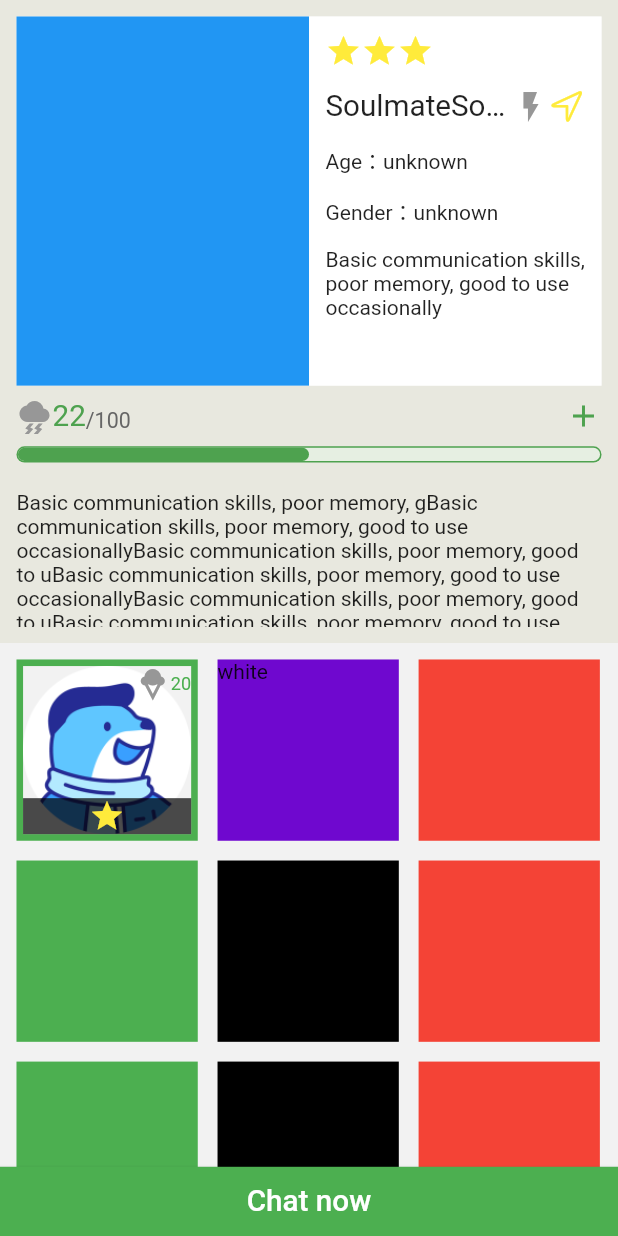
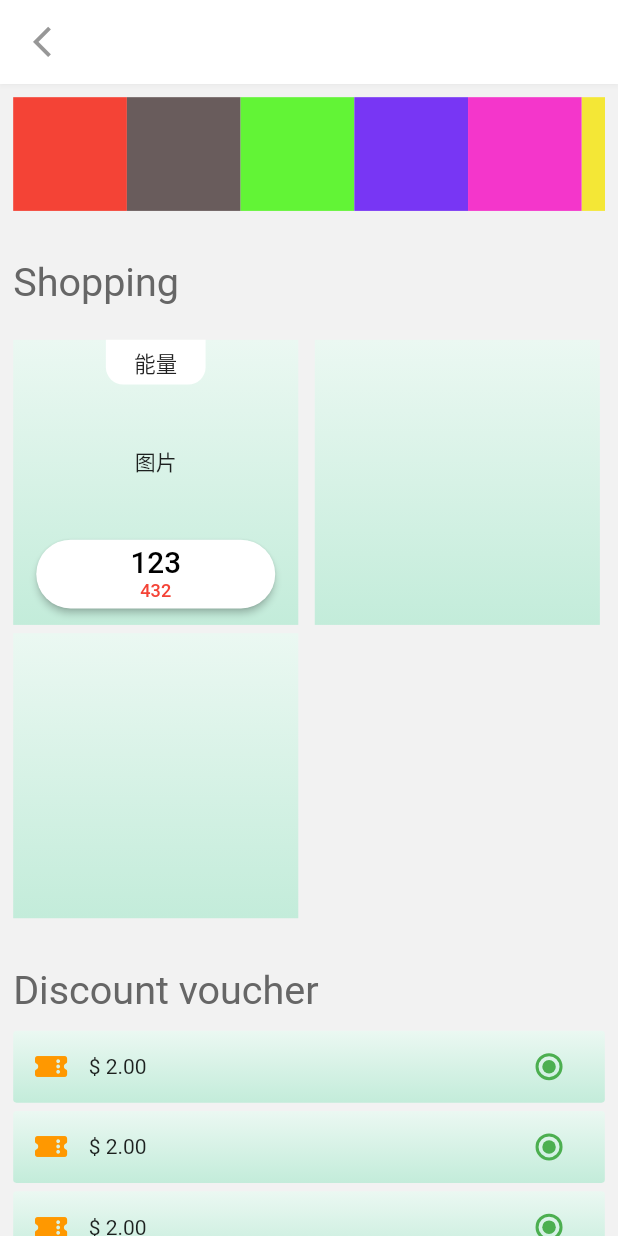
Before and after one commit to soulmateelf/flutter_soulmateelf, a Flutter app: the HomePage widget shown alone on an empty page, opened directly, after a tap on "white", on a phone screen of 412 x 824 dp. Run offline on Flutter 3.47's test engine with Material 2 defaults, Android fonts, the phone set to English and light mode, and no system bars; drawn by our look-alikes of percent_indicator, pull_to_refresh; our stand-ins replace adaptive_dialog, connectivity_plus, dio, flutter_bloc, flutter_easyloading, flutter_keyboard_visibility and 9 more; missing offline and left inert: dart:ffi, flutter_form_bloc, form_bloc; accounts and stored records are empty; statements that could not run were skipped.

Commit message:
'充值'

```diff
--- a/lib/utils/core/route.dart
+++ b/lib/utils/core/route.dart
@@ -1,7 +1,7 @@
 /*
  * @Date: 2023-04-10 09:35:33
  * @LastEditors: Wws wuwensheng@donganyun.com
- * @LastEditTime: 2023-04-16 11:08:59
+ * @LastEditTime: 2023-04-16 13:36:28
  * @FilePath: \soulmate\lib\utils\core\route.dart
  */
 import 'package:flutter_soulmateelf/views/base/continue/view.dart';
@@ -16,6 +16,7 @@ import 'package:flutter_soulmateelf/views/main/deactivate/view.dart';
 import 'package:flutter_soulmateelf/views/main/discount/view.dart';
 import 'package:flutter_soulmateelf/views/main/privacyPolicy/view.dart';
 import 'package:flutter_soulmateelf/views/main/purchaseHistory/view.dart';
+import 'package:flutter_soulmateelf/views/main/recharge/view.dart';
 import 'package:flutter_soulmateelf/views/main/sendFeedback/view.dart';
 import 'package:flutter_soulmateelf/views/main/settings/view.dart';
 import 'package:flutter_soulmateelf/views/main/termsOfService/view.dart';
@@ -58,6 +59,7 @@ class AppRoute {
     GetPage(name: '/updateNickname', page: ()=>UpdateNicknamePage()), /// 修改昵称
     GetPage(name: '/privacyPolicy', page: ()=>PrivacyPolicyPage()), /// 隐私政策
     GetPage(name: '/termsOfService', page: ()=>TermsOfServicePage()), /// 服务条款
+    GetPage(name: '/recharge', page:()=>RechargePage()), /// 充值
     /// text
     GetPage(name: '/textToSpeech', page: () => TextToSpeechPage()),/// 聊天
   ];
--- a/lib/views/main/home/view.dart
+++ b/lib/views/main/home/view.dart
@@ -1,7 +1,7 @@
 /*
  * @Date: 2023-04-10 09:35:33
  * @LastEditors: Wws wuwensheng@donganyun.com
- * @LastEditTime: 2023-04-13 09:39:18
+ * @LastEditTime: 2023-04-16 13:37:01
  * @FilePath: \soulmate\lib\views\main\home\view.dart
  */
 ////////////////////////
@@ -248,6 +248,7 @@ class HomePage extends StatelessWidget {
                                 child: InkWell(
                                   onTap: () {
                                     print("123");
+                                    Get.toNamed('/recharge');
                                   },
                                   child: Text("white"),
                                 ),
--- /dev/null
+++ b/lib/views/main/recharge/view.dart
@@ -0,0 +1,228 @@
+/*
+ * @Date: 2023-04-16 13:25:21
+ * @LastEditors: Wws wuwensheng@donganyun.com
+ * @LastEditTime: 2023-04-16 17:04:26
+ * @FilePath: \soulmate\lib\views\main\recharge\view.dart
+ */
+import 'package:flutter/cupertino.dart';
+import 'package:flutter/material.dart';
+import 'package:flutter_screenutil/flutter_screenutil.dart';
+import 'package:flutter_soulmateelf/utils/core/application.dart';
+import 'package:flutter_soulmateelf/widgets/library/projectLibrary.dart';
+
+class RechargePage extends StatelessWidget {
+  @override
+  Widget build(BuildContext context) {
+    // TODO: implement build
+    return basePage("",
+        child: SingleChildScrollView(
+          padding: EdgeInsets.all(16.w),
+          child: Column(
+            crossAxisAlignment: CrossAxisAlignment.start,
+            children: [
+              SingleChildScrollView(
+                scrollDirection: Axis.horizontal,
+                child: Row(
+                  children: [
+                    Container(
+                      width: 138.w,
+                      height: 138.w,
+                      decoration: BoxDecoration(color: Colors.red),
+                    ),
+                    Container(
+                      width: 138.w,
+                      height: 138.w,
+                      decoration: BoxDecoration(
+                          color: Color.fromARGB(255, 105, 92, 92)),
+                    ),
+                    Container(
+                      width: 138.w,
+                      height: 138.w,
+                      decoration: BoxDecoration(
+                          color: Color.fromARGB(255, 98, 244, 54)),
+                    ),
+                    Container(
+                      width: 138.w,
+                      height: 138.w,
+                      decoration: BoxDecoration(
+                          color: Color.fromARGB(255, 120, 54, 244)),
+                    ),
+                    Container(
+                      width: 138.w,
+                      height: 138.w,
+                      decoration: BoxDecoration(
+                          color: Color.fromARGB(255, 244, 54, 203)),
+                    ),
+                    Container(
+                      width: 138.w,
+                      height: 138.w,
+                      decoration: BoxDecoration(
+                          color: Color.fromARGB(255, 244, 231, 54)),
+                    )
+                  ],
+                ),
+              ),
+              Padding(
+                padding: EdgeInsets.only(top: 60.w),
+                child: Text(
+                  "Shopping",
+                  style: TextStyle(
+                      fontSize: 48.sp,
+                      color: Color.fromRGBO(102, 102, 102, 100)),
+                ),
+              ),
+              Padding(
+                padding: EdgeInsets.only(top: 40.w),
+                child: Wrap(
+                  spacing: 20.w,
+                  runSpacing: 10.w,
+                  children: [
+                    Container(
+                      width: 346.w,
+                      height: 346.w,
+                      decoration: BoxDecoration(
+                          gradient: LinearGradient(
+                              begin: Alignment.topCenter,
+                              end: Alignment.bottomCenter,
+                              colors: [
+                            Color.fromRGBO(235, 248, 242, 1),
+                            Color.fromRGBO(195, 236, 218, 1)
+                          ])),
+                      child: Column(
+                        mainAxisAlignment: MainAxisAlignment.spaceBetween,
+                        children: [
+                          Container(
+                            width: 121.w,
+                            padding: EdgeInsets.symmetric(vertical: 8.w),
+                            alignment: Alignment.center,
+                            decoration: BoxDecoration(
+                                color: Colors.white,
+                                borderRadius: BorderRadius.vertical(
+                                    bottom: Radius.circular(21.w))),
+                            child: Text(
+                              "能量",
+                              style: TextStyle(fontSize: 26.sp),
+                            ),
+                          ),
+                          Text("图片"),
+                          Container(
+                            margin: EdgeInsets.only(bottom: 18.w),
+                            width: 290.w,
+                            child: ElevatedButton(
+                                onPressed: () {},
+                                style: ButtonStyle(
+                                    padding: MaterialStateProperty.all(
+                                        EdgeInsets.symmetric(vertical: 8.w)),
+                                    backgroundColor:
+                                        MaterialStateProperty.all(Colors.white),
+                                    shape: MaterialStateProperty.all(
+                                        RoundedRectangleBorder(
+                                            borderRadius:
+                                                BorderRadius.circular(51.w)))),
+                                child: Column(
+                                  children: [
+                                    Text(
+                                      "123",
+                                      style: TextStyle(
+                                          color: Colors.black, fontSize: 36.sp),
+                                    ),
+                                    Text(
+                                      "432",
+                                      style: TextStyle(
+                                          color: Colors.red, fontSize: 22.sp),
+                                    ),
+                                  ],
+                                )),
+                          )
+                        ],
+                      ),
+                    ),
+                    Container(
+                      width: 346.w,
+                      height: 346.w,
+                      decoration: BoxDecoration(
+                          gradient: LinearGradient(
+                              begin: Alignment.topCenter,
+                              end: Alignment.bottomCenter,
+                              colors: [
+                            Color.fromRGBO(235, 248, 242, 1),
+                            Color.fromRGBO(195, 236, 218, 1)
+                          ])),
+                    ),
+                    Container(
+                      width: 346.w,
+                      height: 346.w,
+                      decoration: BoxDecoration(
+                          gradient: LinearGradient(
+                              begin: Alignment.topCenter,
+                              end: Alignment.bottomCenter,
+                              colors: [
+                            Color.fromRGBO(235, 248, 242, 1),
+                            Color.fromRGBO(195, 236, 218, 1)
+                          ])),
+                    ),
+                  ],
+                ),
+              ),
+              Padding(
+                padding: EdgeInsets.only(top: 60.w),
+                child: Text(
+                  "Discount voucher",
+                  style: TextStyle(
+                      fontSize: 48.sp,
+                      color: Color.fromRGBO(102, 102, 102, 100)),
+                ),
+              ),
+              Padding(
+                padding: EdgeInsets.only(top: 10.w),
+                child: Column(
+                  children: [
+                    card(),
+                    card(),
+                    card(),
+                  ],
+                ),
+              )
+            ],
+          ),
+        ));
+  }
+
+  Widget card() {
+    return Container(
+      margin: EdgeInsets.only(top: 10.w),
+      padding: EdgeInsets.symmetric(horizontal: 24.w),
+      decoration: BoxDecoration(
+          borderRadius: BorderRadius.all(Radius.circular(4.w)),
+          gradient: LinearGradient(
+              begin: Alignment.topCenter,
+              end: Alignment.bottomCenter,
+              colors: [
+                Color.fromRGBO(235, 248, 242, 1),
+                Color.fromRGBO(195, 236, 218, 1)
+              ])),
+      child: Row(
+        children: [
+          Icon(
+            CupertinoIcons.ticket_fill,
+            color: Colors.orange,
+          ),
+          Expanded(
+            child: Padding(
+                padding: EdgeInsets.symmetric(
+                  horizontal: 24.w,
+                ),
+                child: Text("\$ 2.00")),
+          ),
+          Radio(
+              value: 1,
+              toggleable: true,
+              groupValue: 1,
+              onChanged: (obj) {
+                print(obj);
+              })
+        ],
+      ),
+    );
+  }
+}
```
